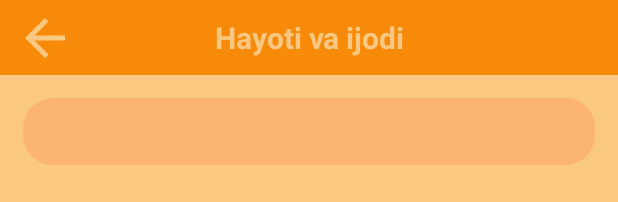
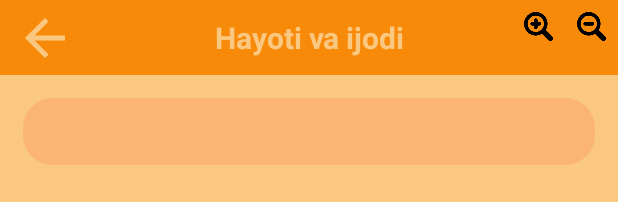
Before and after one commit to asadbek211/Navoiy, an Android app: the layout fragment_hayoti.xml on its own in the app's theme, with its tools: preview values and no code run, on a phone screen of 412 x 824 dp. Shown: the top 202 px of the screen. Run offline under Robolectric (Android 15) with nearby library versions, the phone set to English and light mode, and no system bars.

Commit message:
TextSize changed text

```diff
--- /dev/null
+++ b/app/src/main/java/com/bizmiz/alishernavoiy/OnTextSizeChangeListener.kt
@@ -0,0 +1,5 @@
+package com.bizmiz.alishernavoiy
+
+interface OnTextSizeChangeListener {
+    fun onTextSizeChanged(size: Float)
+}
--- a/app/src/main/res/layout/fragment_hayoti.xml
+++ b/app/src/main/res/layout/fragment_hayoti.xml
@@ -1,10 +1,9 @@
 <?xml version="1.0" encoding="utf-8"?>
 <androidx.constraintlayout.widget.ConstraintLayout xmlns:android="http://schemas.android.com/apk/res/android"
     xmlns:app="http://schemas.android.com/apk/res-auto"
-    xmlns:tools="http://schemas.android.com/tools"
     android:layout_width="match_parent"
-    android:background="@color/fon_rangi"
-    android:layout_height="match_parent">
+    android:layout_height="match_parent"
+    android:background="@color/fon_rangi">
 
     <androidx.constraintlayout.widget.ConstraintLayout
         android:id="@+id/constraintLayout3"
@@ -29,6 +28,25 @@
             app:layout_constraintStart_toStartOf="parent"
             app:layout_constraintTop_toTopOf="parent" />
 
+        <ImageView
+            android:id="@+id/btnMinus"
+            android:layout_width="35dp"
+            android:layout_height="35dp"
+            android:padding="8dp"
+            android:src="@drawable/minus"
+            app:layout_constraintEnd_toEndOf="parent"
+            app:layout_constraintTop_toTopOf="parent" />
+
+        <ImageView
+            android:id="@+id/btnPlus"
+            android:layout_width="35dp"
+            android:layout_height="35dp"
+            android:padding="8dp"
+            android:src="@drawable/plus"
+            app:layout_constraintEnd_toStartOf="@id/btnMinus"
+            app:layout_constraintTop_toTopOf="parent" />
+
+
         <Button
             android:id="@+id/back"
             android:layout_width="40dp"
@@ -43,6 +61,7 @@
             app:layout_constraintStart_toStartOf="@+id/title_hayoti"
             app:layout_constraintTop_toTopOf="parent" />
     </androidx.constraintlayout.widget.ConstraintLayout>
+
     <ScrollView
         android:layout_width="0dp"
         android:layout_height="0dp"
@@ -50,25 +69,26 @@
         app:layout_constraintEnd_toEndOf="parent"
         app:layout_constraintStart_toStartOf="parent"
         app:layout_constraintTop_toBottomOf="@+id/constraintLayout3">
+
         <LinearLayout
             android:layout_width="match_parent"
             android:layout_height="wrap_content"
 
-            android:orientation="vertical" >
+            android:orientation="vertical">
+
             <TextView
-                android:textIsSelectable="true"
                 android:id="@+id/hayoti_ijodi"
-                android:layout_marginBottom="15dp"
-                android:textColor="@color/black"
-                android:textSize="18sp"
-                android:padding="10dp"
-                android:gravity="clip_horizontal"
-                android:background="@drawable/shape"
+                android:layout_width="match_parent"
+                android:layout_height="match_parent"
+                android:layout_marginStart="15dp"
                 android:layout_marginTop="15dp"
                 android:layout_marginEnd="15dp"
-                android:layout_marginStart="15dp"
-                android:layout_width="match_parent"
-                android:layout_height="match_parent"/>
+                android:layout_marginBottom="15dp"
+                android:background="@drawable/shape"
+                android:gravity="clip_horizontal"
+                android:padding="10dp"
+                android:textColor="@color/black"
+                android:textSize="18sp" />
         </LinearLayout>
     </ScrollView>
 
```
Also changed, not shown: app/src/main/java/com/bizmiz/alishernavoiy/Fragments/HayotiFragment.kt (+28 -4 lines), app/src/main/java/com/bizmiz/alishernavoiy/settings.kt (added, +34 -0 lines), app/src/main/res/drawable/minus.png (added), app/src/main/res/drawable/plus.png (added).
